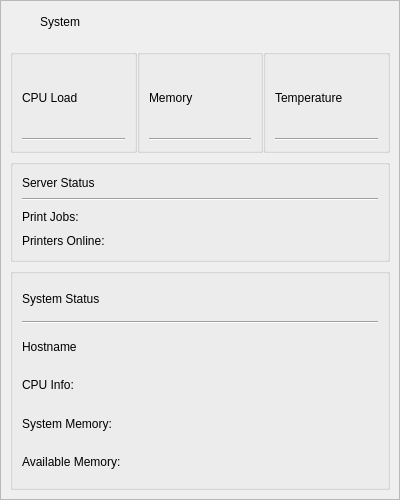
First picture: the form in pages/dashboard/widgets/system/systemwidget.ui, repository DigitalArtifex/Flo, before the edit.
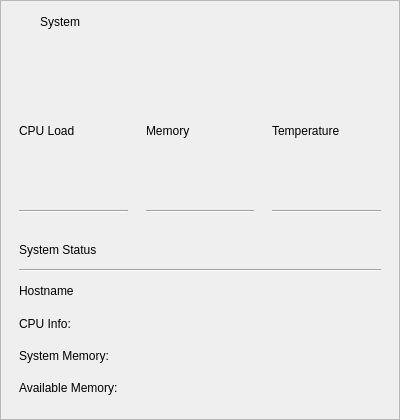
Second picture: the form after the edit.

Patch:
```diff
--- a/pages/dashboard/widgets/system/systemwidget.ui
+++ b/pages/dashboard/widgets/system/systemwidget.ui
@@ -7,19 +7,19 @@
     <x>0</x>
     <y>0</y>
     <width>400</width>
-    <height>500</height>
+    <height>420</height>
    </rect>
   </property>
   <property name="minimumSize">
    <size>
     <width>400</width>
-    <height>500</height>
+    <height>420</height>
    </size>
   </property>
   <property name="maximumSize">
    <size>
-    <width>400</width>
-    <height>500</height>
+    <width>16777215</width>
+    <height>16777215</height>
    </size>
   </property>
   <property name="windowTitle">
@@ -96,11 +96,32 @@
          <property name="horizontalSpacing">
           <number>0</number>
          </property>
+         <item row="0" column="0">
+          <widget class="QFrame" name="cpuFrame">
+           <layout class="QVBoxLayout" name="verticalLayout_14">
+            <item>
+             <layout class="QVBoxLayout" name="systemCpuLoadLayout">
+              <item>
+               <widget class="QLabel" name="label_12">
+                <property name="text">
+                 <string>CPU Load</string>
+                </property>
+               </widget>
+              </item>
+              <item>
+               <widget class="Line" name="line_11">
+                <property name="orientation">
+                 <enum>Qt::Orientation::Horizontal</enum>
+                </property>
+               </widget>
+              </item>
+             </layout>
+            </item>
+           </layout>
+          </widget>
+         </item>
          <item row="0" column="1">
-          <widget class="QGroupBox" name="memoryFrame">
-           <property name="title">
-            <string/>
-           </property>
+          <widget class="QFrame" name="memoryFrame">
            <layout class="QVBoxLayout" name="verticalLayout_18">
             <item>
              <layout class="QVBoxLayout" name="systemMemoryLoadLayout">
@@ -114,34 +135,7 @@
               <item>
                <widget class="Line" name="line_9">
                 <property name="orientation">
-                 <enum>Qt::Horizontal</enum>
-                </property>
-               </widget>
-              </item>
-             </layout>
-            </item>
-           </layout>
-          </widget>
-         </item>
-         <item row="0" column="0">
-          <widget class="QGroupBox" name="cpuFrame">
-           <property name="title">
-            <string/>
-           </property>
-           <layout class="QVBoxLayout" name="verticalLayout_14">
-            <item>
-             <layout class="QVBoxLayout" name="systemCpuLoadLayout">
-              <item>
-               <widget class="QLabel" name="label_12">
-                <property name="text">
-                 <string>CPU Load</string>
-                </property>
-               </widget>
-              </item>
-              <item>
-               <widget class="Line" name="line_11">
-                <property name="orientation">
-                 <enum>Qt::Horizontal</enum>
+                 <enum>Qt::Orientation::Horizontal</enum>
                 </property>
                </widget>
               </item>
@@ -151,10 +145,7 @@
           </widget>
          </item>
          <item row="0" column="2">
-          <widget class="QGroupBox" name="temperatureFrame">
-           <property name="title">
-            <string/>
-           </property>
+          <widget class="QFrame" name="temperatureFrame">
            <layout class="QVBoxLayout" name="verticalLayout_22">
             <item>
              <layout class="QVBoxLayout" name="systemTemperatureLayout">
@@ -177,61 +168,11 @@
            </layout>
           </widget>
          </item>
-         <item row="1" column="0" colspan="3">
-          <widget class="QGroupBox" name="statusFrame">
-           <property name="title">
-            <string/>
-           </property>
-           <layout class="QVBoxLayout" name="verticalLayout_9">
-            <item>
-             <widget class="QLabel" name="label_13">
-              <property name="text">
-               <string>Server Status</string>
-              </property>
-             </widget>
-            </item>
-            <item>
-             <widget class="Line" name="line_12">
-              <property name="orientation">
-               <enum>Qt::Horizontal</enum>
-              </property>
-             </widget>
-            </item>
-            <item>
-             <widget class="QLabel" name="printJobsLabel">
-              <property name="font">
-               <font>
-                <bold>false</bold>
-               </font>
-              </property>
-              <property name="text">
-               <string>Print Jobs: </string>
-              </property>
-             </widget>
-            </item>
-            <item>
-             <widget class="QLabel" name="label_14">
-              <property name="font">
-               <font>
-                <bold>false</bold>
-               </font>
-              </property>
-              <property name="text">
-               <string>Printers Online: </string>
-              </property>
-             </widget>
-            </item>
-           </layout>
-          </widget>
-         </item>
         </layout>
        </widget>
       </item>
       <item row="2" column="0" colspan="3">
-       <widget class="QGroupBox" name="groupBox_2">
-        <property name="title">
-         <string/>
-        </property>
+       <widget class="QFrame" name="frame_2">
         <layout class="QGridLayout" name="gridLayout_3">
          <item row="4" column="0">
           <widget class="QLabel" name="memoryCapacityLabel">
```
Left out of the diff: 26 changed lines with no effect on the pictures.
